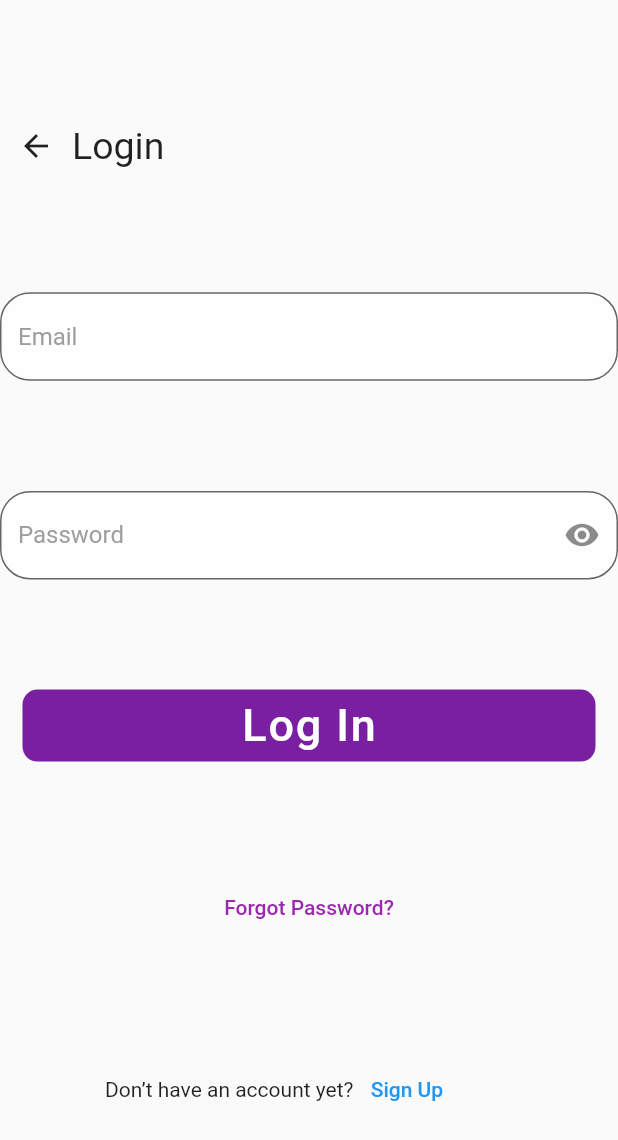
After one commit to 116Eyosi/ExpenseTracker, a Flutter app: the LogIn screen opened directly, on a phone screen of 412 x 824 dp. The commit adds this screen. Shown: the top 1140 px of the screen. Run offline on Flutter 3.47's test engine with Material 2 defaults, Android fonts, the phone set to English and light mode, and no system bars.

Commit message:
login page

```diff
--- /dev/null
+++ b/one/lib/Reg/Login/LogIn.dart
@@ -0,0 +1,98 @@
+import 'package:flutter/material.dart';
+import 'SignUp.dart';
+import 'ForgotPassword.dart';
+
+class LogIn extends StatefulWidget {
+  const LogIn({Key? key}) : super(key: key);
+
+  @override
+  State<LogIn> createState() => _LogInState();
+}
+
+class _LogInState extends State<LogIn> {
+  @override
+  Widget build(BuildContext context) {
+    return Scaffold(
+      body: Column(
+        mainAxisAlignment: MainAxisAlignment.spaceEvenly,
+        crossAxisAlignment: CrossAxisAlignment.stretch,
+        children: [
+          Row(
+            children: [
+              IconButton(onPressed: (){
+                Navigator.pop(context,
+                MaterialPageRoute(builder: (context)=>SignUp()));
+              },
+                  icon: Icon(Icons.arrow_back_outlined)),
+
+              Text('Login',
+              style: TextStyle(
+                fontSize: 25.0
+              ),)
+            ],
+          ),
+          TextField(
+            decoration: InputDecoration(
+              border: OutlineInputBorder(
+                borderRadius: BorderRadius.circular(20.0),),
+              filled: true,
+              hintStyle: TextStyle(color: Colors.grey[500]),
+              hintText: "Email",
+              fillColor: Colors.white70),),
+          TextField(
+            obscureText: true,
+            decoration: InputDecoration(
+              border: OutlineInputBorder(
+                borderRadius: BorderRadius.circular(20.0),
+              ),
+              filled: true,
+              hintStyle: TextStyle(color: Colors.grey[500]),
+              hintText: "Password",
+              fillColor: Colors.white70,
+              suffixIcon: Icon(Icons.visibility ),
+            ),
+          ),
+          Padding(
+            padding: const EdgeInsets.fromLTRB(15.0, 0.0, 15.0, 0.0),
+            child: FloatingActionButton.extended(
+              backgroundColor: Colors.purple[700],
+              elevation: 0.0,
+              onPressed: (){},
+              label: Text('Log In',
+                style: TextStyle(
+                    fontSize: 30.0
+                ),),
+              shape: RoundedRectangleBorder(
+                  borderRadius: BorderRadius.all(Radius.circular(10.0))
+              ),
+            ),
+          ),
+          TextButton(onPressed: (){
+            Navigator.push(context,
+            MaterialPageRoute(builder: (context)=> ForgotPass())
+            );
+          },
+              child: Text('Forgot Password?',
+              style: TextStyle(
+                color: Colors.purple[500],
+              ),)
+          ),
+          Padding(
+            padding: const EdgeInsets.fromLTRB(70.0,0.0,70.0,0.0),
+            child: Row(
+              children: [
+                Text('Don’t have an account yet?'),
+                TextButton(onPressed: (){
+                  Navigator.push(context,
+                  MaterialPageRoute(builder: (context)=> SignUp()));
+                },
+                    child: Text(' Sign Up'))
+              ],
+            ),
+          )
+
+        ],
+      ),
+    );
+  }
+}
--- a/one/lib/page1.dart
+++ b/one/lib/page1.dart
@@ -1,6 +1,6 @@
 import 'package:flutter/material.dart';
 import 'Home.dart';
-import 'Reg/SignUp.dart';
+import 'Reg/SignUp/SignUp.dart';
 
 
 class page1 extends StatelessWidget {
```
Also changed, not shown: one/lib/Reg/Login/ForgotPassword.dart (added, +61 -0 lines), one/lib/Reg/SignUp/SignUp.dart (renamed from one/lib/Reg/SignUp.dart, +29 -0 lines), one/assets/sentemail.png (added).
